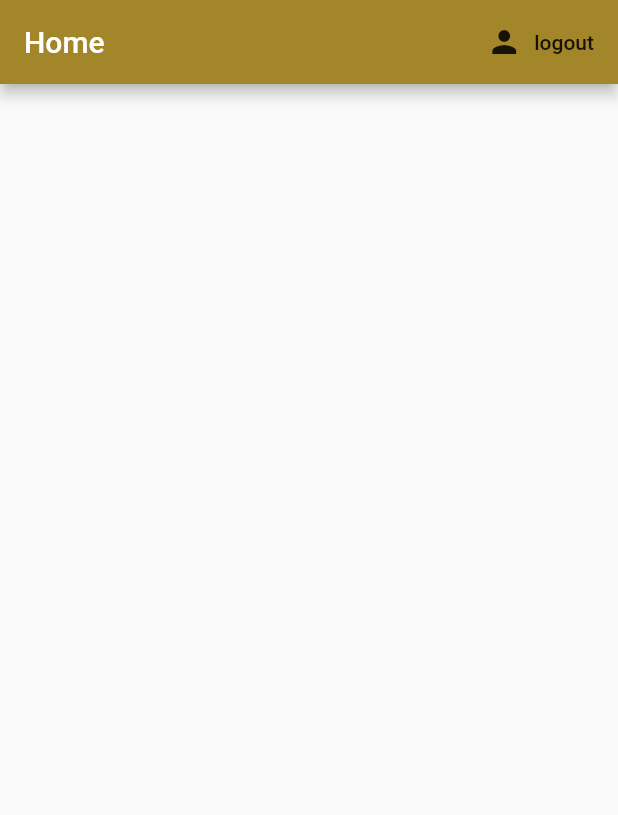
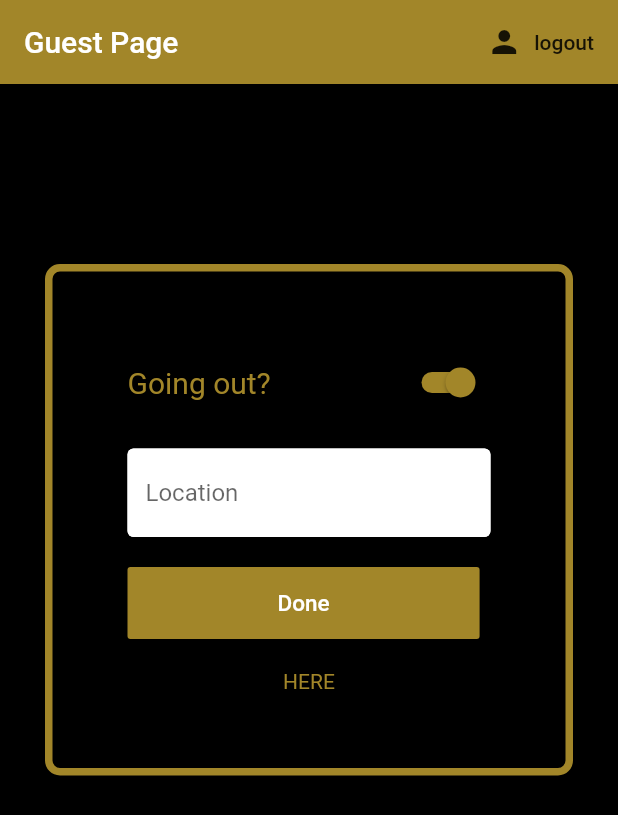
Before and after one commit to porumdc/AMO-Homebase, a Flutter app: the screen it shows once a user with an empty profile is signed in, on a phone screen of 412 x 824 dp. Shown: the top 815 px of the screen. Run offline on Flutter 3.47's test engine with Material 2 defaults, Android fonts, the phone set to English and light mode, and no system bars; our stand-ins replace cloud_firestore, firebase_auth, flutter_spinkit; accounts and stored records are empty.

Commit message:
Almost done
Finished guest page
added ternary operators to change color
added location to database

TODO
fix memberlist page
  - add another screen for contact
    person to change location
  - change bgcolor
  - fix em all

```diff
--- a/lib/models/amomodel.dart
+++ b/lib/models/amomodel.dart
@@ -4,6 +4,7 @@ class AmoModel{
 	//final int birthdate;
 	final String role;
 	final String email;
+	final String location;
 
-	AmoModel ({this.firstname, this.lastname, this.role, this.email});
+	AmoModel ({this.firstname, this.lastname, this.role, this.email, this.location});
 }
--- a/lib/models/user.dart
+++ b/lib/models/user.dart
@@ -10,6 +10,7 @@ class UserData{
 	final String lastname;
 	final String role;
 	final String email;
+	final String location;
 
-	UserData({ this.uid, this.firstname, this.lastname, this.role, this.email});
+	UserData({ this.uid, this.firstname, this.lastname, this.role, this.email, this.location});
 }
--- a/lib/screens/authenticate/register.dart
+++ b/lib/screens/authenticate/register.dart
@@ -1,7 +1,6 @@
 import 'package:amo/shared/loading.dart';
 import 'package:amo/shared/constants.dart';
 import 'package:flutter/material.dart';
-//import 'package:google_fonts/google_fonts.dart';
 import 'package:amo/services/auth.dart';
 import 'package:amo/models/amomodel.dart';
 import 'package:amo/services/database.dart';
@@ -30,7 +29,6 @@ class _RegisterState extends State<Register> {
 	String error2 = '';
 	String confirmPassword = '';
 	String loadingOnPress = 'Register';
-	//String accessCode = '';
 
 	bool validationEqual(String currentValue, String checkValue){
 		if(currentValue == checkValue){
@@ -182,6 +180,7 @@ class _RegisterState extends State<Register> {
 													style: TextStyle(color: Color(0xFFA28629), fontSize: 15.0),
 												),
 												onPressed: () async {
+													try{
 														if(_formKey.currentState.validate()){
 															//setState(() => loading = true);
 															setState(() => loadingOnPress = 'Loading. Please wait');
@@ -192,6 +191,9 @@ class _RegisterState extends State<Register> {
 																setState(() => loadingOnPress = 'Register');
 															}
 															_showSettingsPanel();
+														}
+													} catch (e){
+														setState(() => error = e.toString());
 													}
 
 												},
--- a/lib/screens/home/datatile.dart
+++ b/lib/screens/home/datatile.dart
@@ -15,10 +15,13 @@ class DataTile extends StatelessWidget{
 				child: ListTile(
 					leading: CircleAvatar(
 						radius: 25.0,
-						backgroundColor: Color(0xFFAF923D),
+						backgroundColor: amomodel.location.length > 0
+							? Colors.lightBlue
+							: Colors.red
+						,
 					),
 					title: Text('${amomodel.firstname} ${amomodel.lastname}'),
-					subtitle: Text('role: ${amomodel.role}'),
+					subtitle: Text('location: ${amomodel.location}'),
 				),
 			),
 		);
--- a/lib/screens/home/home.dart
+++ b/lib/screens/home/home.dart
@@ -1,11 +1,10 @@
-import 'package:amo/screens/home/amomemberlist.dart';
 import 'package:amo/services/auth.dart';
 import 'package:flutter/material.dart';
 import 'package:amo/services/database.dart';
 import 'package:provider/provider.dart';
-import 'package:amo/models/amomodel.dart';
 import 'package:amo/models/user.dart';
 import 'package:amo/screens/home/sethome.dart';
+import 'package:amo/screens/home/stayinpage.dart';
 //import 'package:firebase_auth/firebase_auth.dart';
 
 class Home extends StatefulWidget{
@@ -45,8 +44,9 @@ class _HomeState extends State<Home> {
 				}
 				else{
 					return Scaffold(
+						backgroundColor: Colors.black,
 						appBar: AppBar(
-							title: Text('Home'),
+							title: Text('Guest Page'),
 							backgroundColor: Color(0xFFA28629),
 							actions: <Widget> [
 								FlatButton.icon(
@@ -58,9 +58,7 @@ class _HomeState extends State<Home> {
 								),
 							],
 						),
-						body: Container(
-							child: Text('${snapshot.data.role}'),
-						),
+						body: StayinPage(),
 					);
 				}
 			}
--- a/lib/screens/home/sethome.dart
+++ b/lib/screens/home/sethome.dart
@@ -1,10 +1,8 @@
 import 'package:amo/screens/home/amomemberlist.dart';
-import 'package:amo/services/auth.dart';
 import 'package:flutter/material.dart';
 import 'package:amo/services/database.dart';
 import 'package:provider/provider.dart';
 import 'package:amo/models/amomodel.dart';
-import 'package:amo/models/user.dart';
 
 class SetHome extends StatefulWidget{
 	@override
--- a/lib/screens/home/settings_form.dart
+++ b/lib/screens/home/settings_form.dart
@@ -76,6 +76,7 @@ class _SettingsFormState extends State<SettingsForm> {
 											_lastName ?? snapshot.data.lastname,
 											_role ?? snapshot.data.role,
 											_email ?? snapshot.data.email,
+											'' ?? snapshot.data.location,
 									);
 									setState(() => loading = 'Loading. Please wait');
 									Navigator.pop(context);
--- /dev/null
+++ b/lib/screens/home/stayinpage.dart
@@ -0,0 +1,133 @@
+import 'package:amo/services/database.dart';
+import 'package:flutter/material.dart';
+import 'package:amo/shared/constants.dart';
+import 'package:provider/provider.dart';
+import 'package:amo/models/user.dart';
+
+class StayinPage extends StatefulWidget{
+	@override
+	_StayinPageState createState() => _StayinPageState();
+}
+
+class _StayinPageState extends State<StayinPage>{
+	bool isSwitched = true;
+	final _formKey = GlobalKey<FormState>();
+	String loading = 'HERE';
+	String location = '';
+
+	@override
+	Widget build(BuildContext context){
+		User user = Provider.of<User>(context);
+
+
+		return StreamBuilder<UserData>(
+			stream: DatabaseService(uid: user.uid).userData,
+			builder: (context, snapshot){
+				return Form(
+					key: _formKey,
+					child: SingleChildScrollView(
+						child: Container(
+							margin: const EdgeInsets.symmetric(horizontal: 30.0, vertical: 120.0),
+							padding: const EdgeInsets.all(50.0),
+							decoration: BoxDecoration(
+								color: Colors.black,
+								border: Border.all(
+									color: amoPrimaryColor,
+									width: 5.0
+								),
+								borderRadius: BorderRadius.all(
+									Radius.circular(10.0),
+								),
+							),
+							child: Column(
+								crossAxisAlignment: CrossAxisAlignment.center,
+								children: <Widget> [
+									Container(
+										child: Container(
+											child: Row(
+												mainAxisAlignment: MainAxisAlignment.spaceBetween,
+												children: <Widget> [
+													Text('Going out?',
+														style: TextStyle(
+															color: amoPrimaryColor,
+															fontSize: 20,
+														),
+													),
+
+													SizedBox(width: 10.0),
+
+													Switch(
+														value: isSwitched,
+														onChanged: (value){
+															setState(() => isSwitched = value);
+														},
+														activeTrackColor: Color(0xFFA28629),
+														activeColor: Color(0xFFA28629),
+													),
+												],
+											),
+										),
+									),
+
+									SizedBox(height: 20.0),
+
+									TextFormField(
+										decoration: textInputDecoration.copyWith(hintText: 'Location'),
+										validator: (val) => val.isEmpty ? 'Please enter location' : null,
+										onChanged: (val) => setState(() => location = val),
+									),
+
+									SizedBox(height: 20.0),
+
+									Container(
+										child: Row(
+											children: <Widget> [
+												AnimatedOpacity(
+													opacity: isSwitched ? 1.0 : 0.0,
+													duration: Duration(milliseconds: 500),
+													child: Container(
+														child: RaisedButton(
+															color: Color(0xFFA28629),
+															padding: EdgeInsets.symmetric(vertical: 15.0, horizontal: 100.0),
+															child: Text('Done',
+																style: TextStyle(color: Colors.white, fontSize: 15.0),
+															),
+															onPressed: () async {
+																//FirebaseUser user = await FirebaseAuth.instance.currentUser();
+																if(_formKey.currentState.validate()){
+																	print(location);
+																	await DatabaseService(uid: user.uid).updateUserDataLocation(
+																		snapshot.data.firstname ?? snapshot.data.firstname,
+																		snapshot.data.lastname ?? snapshot.data.lastname,
+																		snapshot.data.role ?? snapshot.data.role,
+																		snapshot.data.email ?? snapshot.data.email,
+																		location ?? snapshot.data.location,
+																);
+																print('here2');
+																setState(() => loading = 'Loading. Please wait.');
+																}
+																print('here3');
+																setState(() => loading = 'Location updated');
+															}
+														),
+													),
+												),
+											],
+										),
+									),
+
+									SizedBox(height: 20.0),
+
+									Text(loading,
+										style: TextStyle(color: amoPrimaryColor, fontSize: 14.0),
+									),
+
+								],
+							),
+						),
+					),
+				);
+			},
+		);
+	}
+}
--- a/lib/services/database.dart
+++ b/lib/services/database.dart
@@ -9,12 +9,23 @@ class DatabaseService{
 
 	final CollectionReference amoCollection = Firestore.instance.collection('amo');
 
-	Future<void> updateUserData(String firstname, String lastname, String role, String email) async {
+	Future<void> updateUserData(String firstname, String lastname, String role, String email, String location) async {
 		return await amoCollection.document(uid).setData({
 			'firstname': firstname,
 			'lastname': lastname,
 			'role': role,
 			'email': email,
+			'location': location,
+		});
+	}
+
+	Future<void> updateUserDataLocation(String firstname, String lastname, String role, String email, String location) async {
+		return await amoCollection.document(uid).setData({
+			'firstname': firstname,
+			'lastname': lastname,
+			'role': role,
+			'email': email,
+			'location': location,
 		});
 	}
 
@@ -26,6 +37,7 @@ class DatabaseService{
 				lastname: doc.data['lastname'] ?? '',
 				role: doc.data['role'] ?? '',
 				email: doc.data['email'] ?? '',
+				location: doc.data['location'] ?? '',
 				//birthdate: doc.data['birthdate'] ?? 0
 			);
 		}).toList();
@@ -38,6 +50,7 @@ class DatabaseService{
 			lastname: snapshot.data['lastname'],
 			role: snapshot.data['role'],
 			email: snapshot.data['email'],
+			location: snapshot.data['location'],
 		);
 	}
 
--- a/lib/shared/loading.dart
+++ b/lib/shared/loading.dart
@@ -1,3 +1,4 @@
+import 'package:amo/shared/constants.dart';
 import 'package:flutter/material.dart';
 import 'package:flutter_spinkit/flutter_spinkit.dart';
 
@@ -6,10 +7,10 @@ class Loading extends StatelessWidget{
 	Widget build(BuildContext context){
 
 		return Container(
-			color: Colors.grey[500],
+			color: Colors.black,
 			child: Center(
 				child: SpinKitChasingDots(
-					color: Colors.brown,
+					color: amoPrimaryColor,
 					size: 50.0,
 				),
 			),
--- a/pubspec.yaml
+++ b/pubspec.yaml
@@ -26,6 +26,8 @@ dependencies:
   date_field: ^0.1.2
   provider: ^3.1.0
   flutter_calendar_carousel: ^1.4.12
+
+
 
 
   # The following adds the Cupertino Icons font to your application.
```
Also changed, not shown: lib/screens/home/inputlocationform.dart (added, +65 -0 lines), 1 other file. Lines whose indentation alone changed are shown as unchanged.
